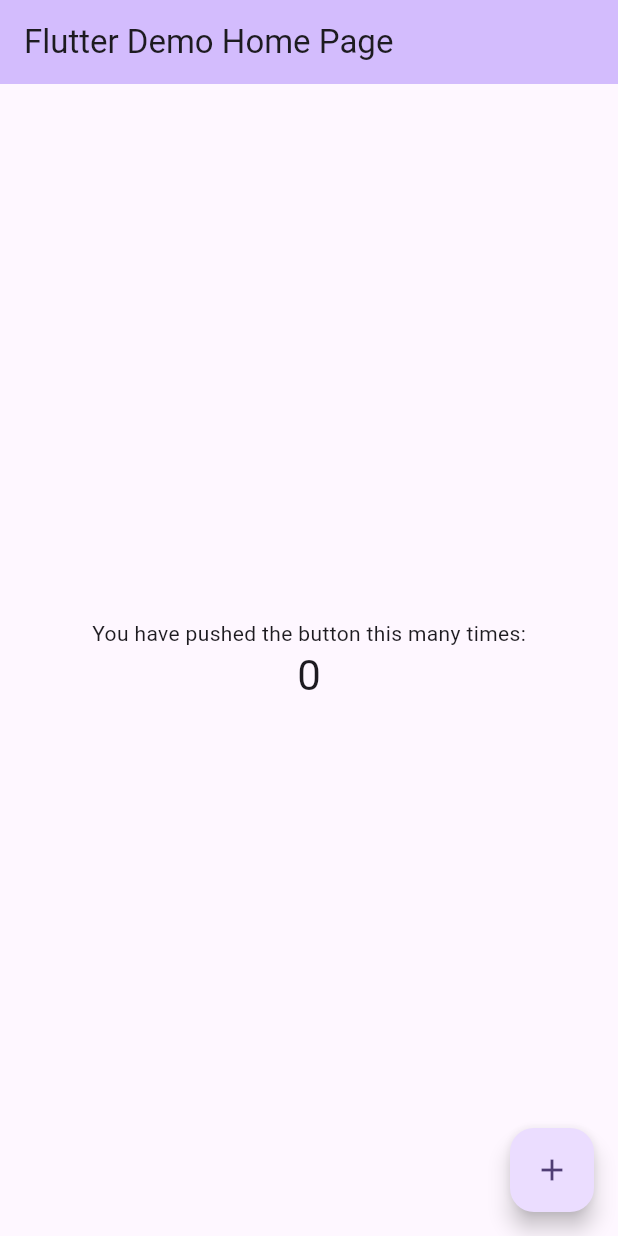
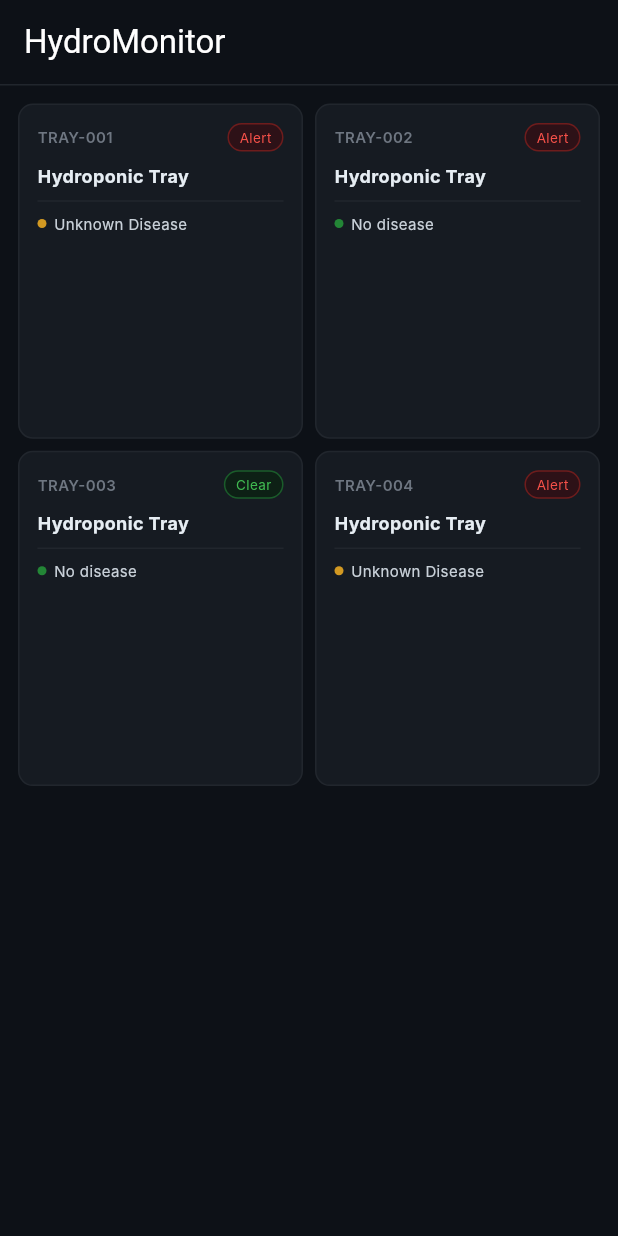
Before and after one commit to hamdogchu/hydromonitor, a Flutter app: the screen it shows after launch, on a phone screen of 412 x 824 dp. Run offline on Flutter 3.47's test engine with Material 3 defaults, Android fonts, the phone set to English and light mode, and no system bars; our stand-ins replace supabase_flutter; accounts and stored records are empty; Roboto replaces fonts that are missing (Inter).

Commit message:
UI changes

```diff
--- a/lib/main.dart
+++ b/lib/main.dart
@@ -1,122 +1,253 @@
 import 'package:flutter/material.dart';
+import 'package:supabase_flutter/supabase_flutter.dart';
+import 'screens/detail_screen.dart'; // <--- ADD THIS LINE
 
-void main() {
-  runApp(const MyApp());
+void main() async {
+  WidgetsFlutterBinding.ensureInitialized();
+
+  try {
+    await Supabase.initialize(
+      url: 'https://YOUR_ACTUAL_PROJECT_ID.supabase.co', // MUST include https://
+      anonKey: 'YOUR_ACTUAL_ANON_KEY',
+    );
+  } catch (e) {
+    print('Supabase Initialization Error: $e');
+  }
+
+  runApp(const HydroMonitorApp());
 }
 
-class MyApp extends StatelessWidget {
-  const MyApp({super.key});
+class HydroMonitorApp extends StatelessWidget {
+  const HydroMonitorApp({super.key});
 
-  // This widget is the root of your application.
   @override
   Widget build(BuildContext context) {
     return MaterialApp(
-      title: 'Flutter Demo',
+      title: 'HydroMonitor',
       theme: ThemeData(
-        // This is the theme of your application.
-        //
-        // TRY THIS: Try running your application with "flutter run". You'll see
-        // the application has a purple toolbar. Then, without quitting the app,
-        // try changing the seedColor in the colorScheme below to Colors.green
-        // and then invoke "hot reload" (save your changes or press the "hot
-        // reload" button in a Flutter-supported IDE, or press "r" if you used
-        // the command line to start the app).
-        //
-        // Notice that the counter didn't reset back to zero; the application
-        // state is not lost during the reload. To reset the state, use hot
-        // restart instead.
-        //
-        // This works for code too, not just values: Most code changes can be
-        // tested with just a hot reload.
-        colorScheme: .fromSeed(seedColor: Colors.deepPurple),
+        scaffoldBackgroundColor: const Color(0xFF0D1117), // Dark theme from HTML
+        textTheme: const TextTheme(
+          bodyMedium: TextStyle(color: Color(0xFFE6EDF3), fontFamily: 'Inter'),
+        ),
       ),
-      home: const MyHomePage(title: 'Flutter Demo Home Page'),
+      home: const DashboardScreen(),
     );
   }
 }
 
-class MyHomePage extends StatefulWidget {
-  const MyHomePage({super.key, required this.title});
-
-  // This widget is the home page of your application. It is stateful, meaning
-  // that it has a State object (defined below) that contains fields that affect
-  // how it looks.
-
-  // This class is the configuration for the state. It holds the values (in this
-  // case the title) provided by the parent (in this case the App widget) and
-  // used by the build method of the State. Fields in a Widget subclass are
-  // always marked "final".
-
-  final String title;
+class DashboardScreen extends StatefulWidget {
+  const DashboardScreen({super.key});
 
   @override
-  State<MyHomePage> createState() => _MyHomePageState();
+  State<DashboardScreen> createState() => _DashboardScreenState();
 }
 
-class _MyHomePageState extends State<MyHomePage> {
-  int _counter = 0;
+class _DashboardScreenState extends State<DashboardScreen> {
+  // Listen to real-time changes in the Supabase 'scans' table
+/*
+  final _scanStream = Supabase.instance.client
+      .from('scans')
+      .stream(primaryKey: ['id'])
+      .order('created_at', ascending: false)
+      .limit(4); // Get the latest scan for the 4 trays
+*/
+  final Stream<List<Map<String, dynamic>>> _mockScanStream = Stream.value([
+    {
+      'id': 1,
+      'tray_id': 'TRAY-001',
+      'disease_detected': true,
+      'pest_detected': false,
+    },
+    {
+      'id': 2,
+      'tray_id': 'TRAY-002',
+      'disease_detected': false,
+      'pest_detected': true,
+    },
+    {
+      'id': 3,
+      'tray_id': 'TRAY-003',
+      'disease_detected': false,
+      'pest_detected': false,
+    },
+    {
+      'id': 4,
+      'tray_id': 'TRAY-004',
+      'disease_detected': true,
+      'pest_detected': true,
+    },
+  ]);
+  @override
+  Widget build(BuildContext context) {
+    return Scaffold(
+      appBar: AppBar(
+        backgroundColor: const Color(0xFF0D1117),
+        title: const Text('HydroMonitor', style: TextStyle(color: Colors.white)),
+        elevation: 0,
+        bottom: PreferredSize(
+          preferredSize: const Size.fromHeight(1.0),
+          child: Container(color: const Color(0xFF21262D), height: 1.0),
+        ),
+      ),
+      body: StreamBuilder<List<Map<String, dynamic>>>(
+        stream: _mockScanStream,
+        builder: (context, snapshot) {
+          if (snapshot.connectionState == ConnectionState.waiting) {
+            return const Center(child: CircularProgressIndicator());
+          }
+          if (!snapshot.hasData || snapshot.data!.isEmpty) {
+            return const Center(child: Text("Waiting for initial captures..."));
+          }
 
-  void _incrementCounter() {
-    setState(() {
-      // This call to setState tells the Flutter framework that something has
-      // changed in this State, which causes it to rerun the build method below
-      // so that the display can reflect the updated values. If we changed
-      // _counter without calling setState(), then the build method would not be
-      // called again, and so nothing would appear to happen.
-      _counter++;
-    });
+          final scans = snapshot.data!;
+
+          return Padding(
+            padding: const EdgeInsets.all(12.0),
+            child: GridView.builder(
+              gridDelegate: const SliverGridDelegateWithFixedCrossAxisCount(
+                crossAxisCount: 2,
+                crossAxisSpacing: 8,
+                mainAxisSpacing: 8,
+                childAspectRatio: 0.85,
+              ),
+              itemCount: scans.length,
+              itemBuilder: (context, index) {
+                final scan = scans[index];
+                return TrayCard(scan: scan);
+              },
+            ),
+          );
+        },
+      ),
+    );
   }
+}
+
+// Modular Widget for the Tray Card
+// Modular Widget for the Tray Card
+class TrayCard extends StatelessWidget {
+  final Map<String, dynamic> scan;
+
+  const TrayCard({super.key, required this.scan});
 
   @override
   Widget build(BuildContext context) {
-    // This method is rerun every time setState is called, for instance as done
-    // by the _incrementCounter method above.
-    //
-    // The Flutter framework has been optimized to make rerunning build methods
-    // fast, so that you can just rebuild anything that needs updating rather
-    // than having to individually change instances of widgets.
-    return Scaffold(
-      appBar: AppBar(
-        // TRY THIS: Try changing the color here to a specific color (to
-        // Colors.amber, perhaps?) and trigger a hot reload to see the AppBar
-        // change color while the other colors stay the same.
-        backgroundColor: Theme.of(context).colorScheme.inversePrimary,
-        // Here we take the value from the MyHomePage object that was created by
-        // the App.build method, and use it to set our appbar title.
-        title: Text(widget.title),
-      ),
-      body: Center(
-        // Center is a layout widget. It takes a single child and positions it
-        // in the middle of the parent.
+    // 1. Safely handle potential null values from the database
+    bool diseaseDetected = scan['disease_detected'] ?? false;
+    bool pestDetected = scan['pest_detected'] ?? false;
+    bool hasAlert = diseaseDetected || pestDetected;
+
+    // If tray_id or disease_name is null in the DB, provide a fallback string
+    String trayId = scan['tray_id']?.toString() ?? 'Unknown Tray';
+    String diseaseName = scan['disease_name']?.toString() ?? 'Unknown Disease';
+
+    // 2. Wrap in an InkWell to make it clickable
+    return InkWell(
+      onTap: () {
+        Navigator.push(
+          context,
+          PageRouteBuilder(
+            // Controls the speed of the transition
+            transitionDuration: const Duration(milliseconds: 400),
+            reverseTransitionDuration: const Duration(milliseconds: 300),
+            pageBuilder: (context, animation, secondaryAnimation) => DetailScreen(scan: scan),
+            transitionsBuilder: (context, animation, secondaryAnimation, child) {
+              // 1. Subtle slide up from slightly below the screen
+              const begin = Offset(0.0, 0.05);
+              const end = Offset.zero;
+              const curve = Curves.easeOutCubic; // Smooth deceleration
+
+              var tween = Tween(begin: begin, end: end).chain(CurveTween(curve: curve));
+              var offsetAnimation = animation.drive(tween);
+
+              // 2. Smooth fade in
+              var fadeAnimation = Tween<double>(begin: 0.0, end: 1.0).animate(
+                CurvedAnimation(parent: animation, curve: Curves.easeOut),
+              );
+
+              // 3. Combine both animations
+              return FadeTransition(
+                opacity: fadeAnimation,
+                child: SlideTransition(
+                  position: offsetAnimation,
+                  child: child,
+                ),
+              );
+            },
+          ),
+        );
+      },
+      borderRadius: BorderRadius.circular(10), // Keeps the ripple effect inside the borders
+      child: Container(
+        decoration: BoxDecoration(
+          color: const Color(0xFF161B22),
+          border: Border.all(color: const Color(0xFF21262D), width: 1),
+          borderRadius: BorderRadius.circular(10),
+        ),
+        padding: const EdgeInsets.all(12),
         child: Column(
-          // Column is also a layout widget. It takes a list of children and
-          // arranges them vertically. By default, it sizes itself to fit its
-          // children horizontally, and tries to be as tall as its parent.
-          //
-          // Column has various properties to control how it sizes itself and
-          // how it positions its children. Here we use mainAxisAlignment to
-          // center the children vertically; the main axis here is the vertical
-          // axis because Columns are vertical (the cross axis would be
-          // horizontal).
-          //
-          // TRY THIS: Invoke "debug painting" (choose the "Toggle Debug Paint"
-          // action in the IDE, or press "p" in the console), to see the
-          // wireframe for each widget.
-          mainAxisAlignment: .center,
+          crossAxisAlignment: CrossAxisAlignment.start,
           children: [
-            const Text('You have pushed the button this many times:'),
-            Text(
-              '$_counter',
-              style: Theme.of(context).textTheme.headlineMedium,
+            Row(
+              mainAxisAlignment: MainAxisAlignment.spaceBetween,
+              children: [
+                Text(
+                  trayId, // Safely using the fallback variable
+                  style: const TextStyle(
+                    fontSize: 10,
+                    fontWeight: FontWeight.w600,
+                    color: Color(0xFF6E7681),
+                  ),
+                ),
+                // Alert Badge
+                Container(
+                  padding: const EdgeInsets.symmetric(horizontal: 7, vertical: 2),
+                  decoration: BoxDecoration(
+                    color: hasAlert ? const Color(0xFF2D1117) : const Color(0xFF0D2015),
+                    border: Border.all(
+                      color: hasAlert ? const Color(0xFF6E1C1C) : const Color(0xFF1A5C2A),
+                    ),
+                    borderRadius: BorderRadius.circular(20),
+                  ),
+                  child: Text(
+                    hasAlert ? 'Alert' : 'Clear',
+                    style: TextStyle(
+                      fontSize: 9,
+                      color: hasAlert ? const Color(0xFFF85149) : const Color(0xFF3FB950),
+                    ),
+                  ),
+                ),
+              ],
+            ),
+            const SizedBox(height: 8),
+            const Text(
+              "Hydroponic Tray",
+              style: TextStyle(fontSize: 12, fontWeight: FontWeight.bold),
+            ),
+            const Divider(color: Color(0xFF21262D)),
+            // Disease Status
+            Row(
+              children: [
+                Container(
+                  width: 6, height: 6,
+                  decoration: BoxDecoration(
+                    shape: BoxShape.circle,
+                    color: diseaseDetected ? const Color(0xFFD29922) : const Color(0xFF238636),
+                  ),
+                ),
+                const SizedBox(width: 5),
+                Expanded(
+                  child: Text(
+                    diseaseDetected ? diseaseName : 'No disease', // Safely using the fallback variable
+                    style: const TextStyle(fontSize: 10, color: Color(0xFFC9D1D9)),
+                    overflow: TextOverflow.ellipsis,
+                  ),
+                ),
+              ],
             ),
           ],
         ),
       ),
-      floatingActionButton: FloatingActionButton(
-        onPressed: _incrementCounter,
-        tooltip: 'Increment',
-        child: const Icon(Icons.add),
-      ),
     );
   }
 }
--- a/pubspec.yaml
+++ b/pubspec.yaml
@@ -30,10 +30,8 @@ environment:
 dependencies:
   flutter:
     sdk: flutter
-
-  # The following adds the Cupertino Icons font to your application.
-  # Use with the CupertinoIcons class for iOS style icons.
-  cupertino_icons: ^1.0.8
+  supabase_flutter: ^2.0.0 # Or latest version
+  tabler_icons: 2.5.0+1 # For the icons used in your HTML
 
 dev_dependencies:
   flutter_test:
```
Also changed, not shown: lib/screens/detail_screen.dart (added, +193 -0 lines), pubspec.lock, 5 other files.
